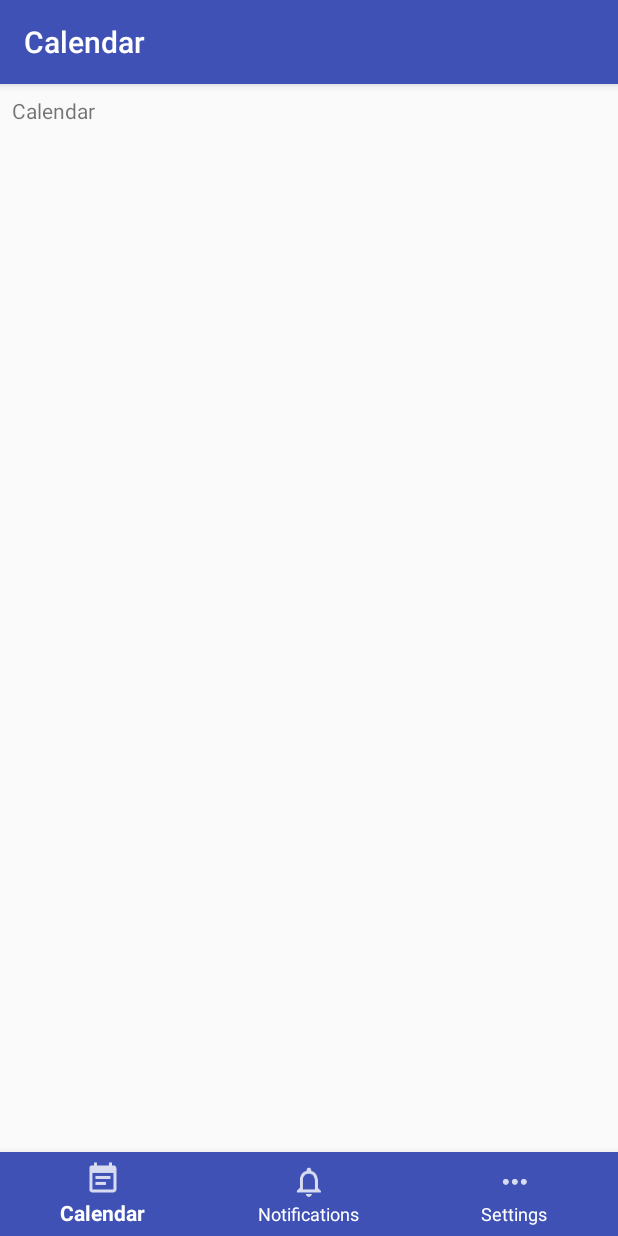
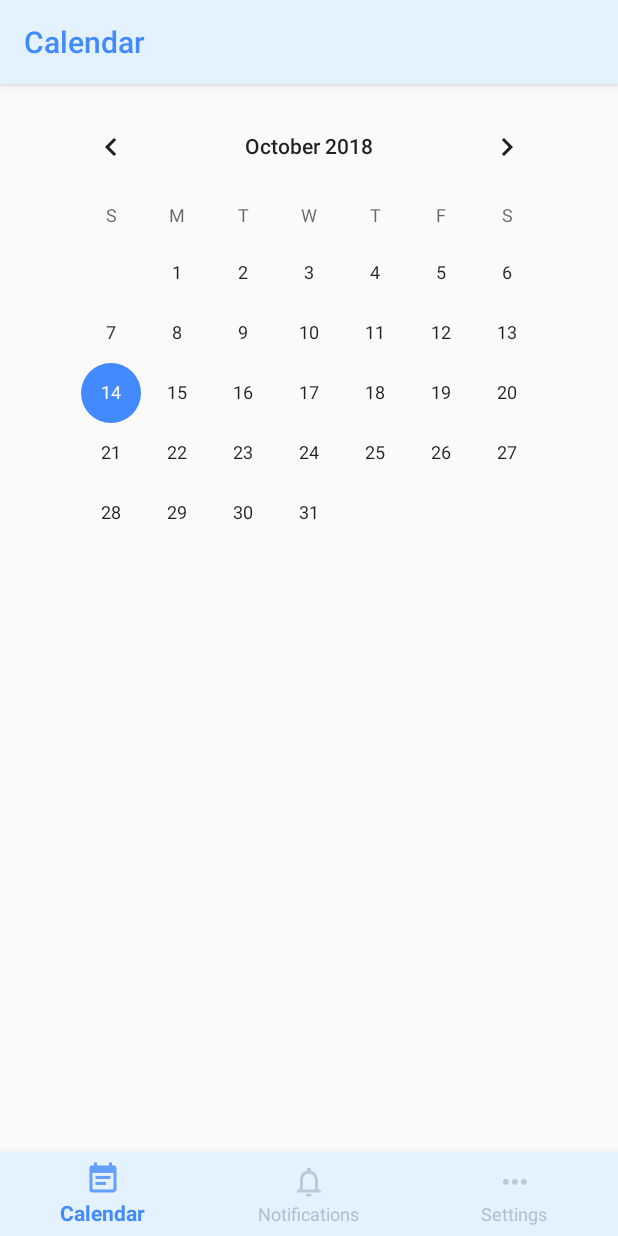
Before and after one commit to adibellathur/KillDDL, an Android app: the fragment CalendarFragment placed in its activity, on a phone screen of 412 x 824 dp. Run offline under Robolectric (Android 15) with nearby library versions, the phone set to English and light mode, and no system bars.

Commit message:
Re-themed the app, added calendar

```diff
--- a/app/src/main/java/com/team27/killddl/MainActivity.java
+++ b/app/src/main/java/com/team27/killddl/MainActivity.java
@@ -26,6 +26,7 @@ public class MainActivity extends AppCompatActivity {
         setContentView(R.layout.activity_main);
 
         toolbar = getSupportActionBar();
+
         toolbar.setTitle("Calendar");
 
         BottomNavigationView bottomNavigationView = (BottomNavigationView) findViewById(R.id.bottom_navigation);
--- a/app/src/main/res/drawable/nav_item_color_state.xml
+++ b/app/src/main/res/drawable/nav_item_color_state.xml
@@ -1,5 +1,5 @@
 <?xml version="1.0" encoding="utf-8"?>
 <selector xmlns:android="http://schemas.android.com/apk/res/android">
-<item android:color="@android:color/white" android:state_enabled="true"></item>
-<item android:color="@color/colorPrimaryDark" android:state_enabled="false"></item>
+    <item android:color="@color/colorPrimaryDark" android:state_checked="false"></item>
+    <item android:color="@color/colorAccent" android:state_checked="true"></item>
 </selector>
--- a/app/src/main/res/layout/activity_main.xml
+++ b/app/src/main/res/layout/activity_main.xml
@@ -7,11 +7,22 @@
     android:layout_height="match_parent"
     tools:context="com.team27.killddl.MainActivity">
 
+    <!--<android.support.v7.widget.Toolbar-->
+        <!--android:id="@+id/toolbar"-->
+        <!--android:layout_width="match_parent"-->
+        <!--android:layout_height="wrap_content"-->
+        <!--android:minHeight="?attr/actionBarSize"-->
+        <!--android:theme="@style/ThemeOverlay.AppTheme.ActionBar"-->
+        <!--app:layout_constraintTop_toTopOf="parent"-->
+        <!--app:popupTheme="@style/ThemeOverlay.AppTheme.PopupMenu" />-->
+
     <FrameLayout
         android:id="@+id/contentLayout"
         android:layout_width="match_parent"
         android:layout_height="match_parent"
-        app:layout_behavior="@string/appbar_scrolling_view_behavior" />
+        app:layout_behavior="@string/appbar_scrolling_view_behavior"
+        android:layout_alignParentBottom="true"
+        android:layout_alignParentStart="true"></FrameLayout>
 
     <android.support.design.widget.BottomNavigationView
         android:id="@+id/bottom_navigation"
--- a/app/src/main/res/layout/fragment_calendar.xml
+++ b/app/src/main/res/layout/fragment_calendar.xml
@@ -6,21 +6,16 @@
     tools:context="com.team27.killddl.CalendarFragment">
 
     <!-- TODO: Update blank fragment layout -->
-    <TextView
-        android:layout_width="0dp"
-        android:layout_height="0dp"
-        android:text="Calendar"
-        tools:layout_constraintTop_creator="1"
-        tools:layout_constraintRight_creator="1"
-        tools:layout_constraintBottom_creator="1"
-        android:layout_marginStart="8dp"
-        app:layout_constraintBottom_toBottomOf="parent"
-        android:layout_marginEnd="8dp"
+
+    <CalendarView
+        android:id="@+id/calendarView"
+        android:layout_width="wrap_content"
+        android:layout_height="wrap_content"
+        android:layout_marginTop="8dp"
+        app:layout_constraintTop_toTopOf="parent"
+        android:layout_marginRight="8dp"
         app:layout_constraintRight_toRightOf="parent"
-        android:layout_marginTop="8dp"
-        tools:layout_constraintLeft_creator="1"
-        android:layout_marginBottom="8dp"
-        app:layout_constraintLeft_toLeftOf="parent"
-        app:layout_constraintTop_toTopOf="parent" />
+        android:layout_marginLeft="8dp"
+        app:layout_constraintLeft_toLeftOf="parent" />
 
 </android.support.constraint.ConstraintLayout>
--- a/app/src/main/res/values/colors.xml
+++ b/app/src/main/res/values/colors.xml
@@ -1,6 +1,9 @@
 <?xml version="1.0" encoding="utf-8"?>
 <resources>
-    <color name="colorPrimary">#3F51B5</color>
-    <color name="colorPrimaryDark">#303F9F</color>
-    <color name="colorAccent">#FF4081</color>
+    <color name="colorPrimary">#e3f2fd</color>
+    <color name="colorPrimaryDark">#b1bfca</color>
+    <color name="colorPrimaryLight">#ffffff</color>
+    <color name="colorAccent">#448aff</color>
+    <color name="colorAccentDark">#005ecb</color>
+    <color name="colorAccentLight">#83b9ff</color>
 </resources>
--- a/app/src/main/res/values/styles.xml
+++ b/app/src/main/res/values/styles.xml
@@ -1,11 +1,31 @@
 <resources>
 
     <!-- Base application theme. -->
-    <style name="AppTheme" parent="Theme.AppCompat.Light.DarkActionBar">
+    <style name="AppTheme" parent="Theme.AppCompat.Light">
         <!-- Customize your theme here. -->
         <item name="colorPrimary">@color/colorPrimary</item>
         <item name="colorPrimaryDark">@color/colorPrimaryDark</item>
         <item name="colorAccent">@color/colorAccent</item>
+        <item name="actionBarTheme">@style/AppTheme.AppBarOverlay</item>
     </style>
 
+    <style name="AppTheme.AppBarOverlay" parent="ThemeOverlay.AppCompat.Dark.ActionBar">
+        <item name="android:textColorPrimary">@color/colorAccent</item>
+    </style>
+
+    <!--<style name="ThemeOverlay.AppTheme.ActionBar" parent="ThemeOverlay.AppCompat.Dark.ActionBar">-->
+        <!--<item name="android:textColorPrimary">@color/colorAccent</item>-->
+        <!--<item name="android:background">@color/colorPrimary</item>-->
+    <!--</style>-->
+
+    <!--<style name="ThemeOverlay.AppTheme.PopupMenu" parent="ThemeOverlay.AppCompat.Dark.ActionBar">-->
+        <!--<item name="android:background">@color/colorPrimary</item>-->
+        <!--<item name="android:textColorPrimary">@color/colorPrimaryDark</item>-->
+    <!--</style>-->
+
+    <!--<style name="ActionBarTitleText" parent="@style/TextAppearance.AppCompat.Widget.ActionBar.Title">-->
+        <!--<item name="android:textColor">@color/colorAccent</item>-->
+        <!--<item name="android:textSize">12sp</item>-->
+    <!--</style>-->
+
 </resources>
```
Also changed, not shown: app/src/main/res/layout/fragment_settings.xml (+20 -5 lines).
